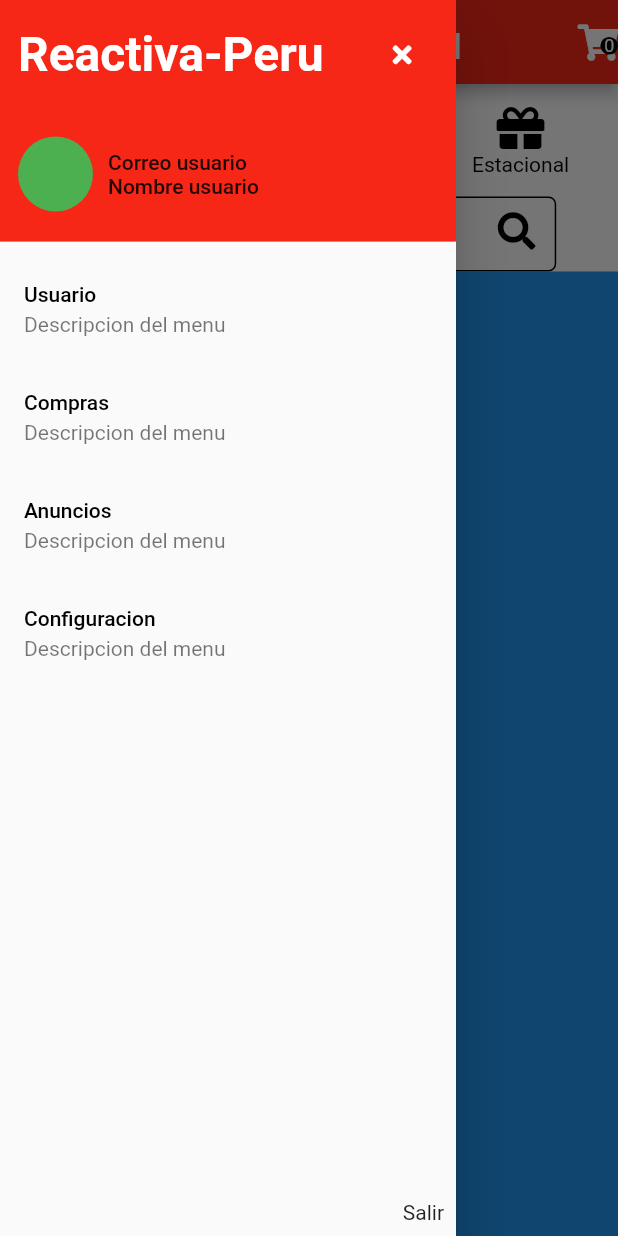
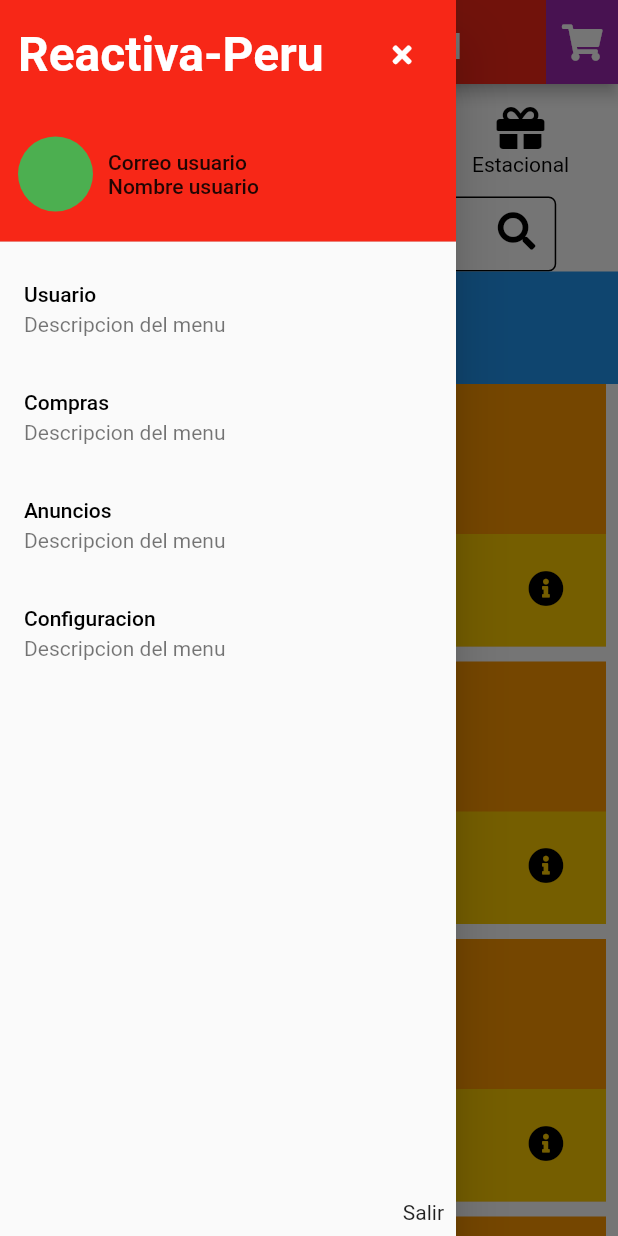
Before and after one commit to llsonyll/reactivaperu, a Flutter app: the Home screen opened directly, with the side drawer open, on a phone screen of 412 x 824 dp. Run offline on Flutter 3.47's test engine with Material 2 defaults, Android fonts, the phone set to English and light mode, and no system bars; our stand-ins replace flutter_bloc, font_awesome_flutter.

Commit message:
carrito(global state)> test_data > restaurantes(cubit>state) > tienda(cubit>state)

```diff
--- a/lib/UI/carrito_de_compras/carrito.dart
+++ b/lib/UI/carrito_de_compras/carrito.dart
@@ -1,18 +1,23 @@
 import 'package:flutter/material.dart';
-import 'package:flutter_bloc/flutter_bloc.dart';
 import 'package:font_awesome_flutter/font_awesome_flutter.dart';
-import 'package:reactiva/UI/carrito_de_compras/carrito_cubit.dart';
 
 class CarritoDeCompras extends StatelessWidget {
-  const CarritoDeCompras({Key key}) : super(key: key);
+  const CarritoDeCompras({
+    Key key,
+    @required this.itemsEnCarrito,
+  }) : super(key: key);
+
+  final int itemsEnCarrito;
 
   @override
   Widget build(BuildContext context) {
     double iconSize = 24;
-    return BlocProvider(
-      create: (_) => CarritoItemsCubit(),
-      child: InkWell(
+    return InkWell(
       onTap: () {},
+      child: Container(
+        width: iconSize * 2,
+        height: iconSize * 2,
+        color: Colors.purple,
         child: Center(
           child: Stack(
             children: [
@@ -21,7 +26,8 @@ class CarritoDeCompras extends StatelessWidget {
                 color: Colors.white,
                 size: iconSize,
               ),
-              Positioned(
+              itemsEnCarrito != 0
+                  ? Positioned(
                       right: 0,
                       bottom: 0,
                       child: Container(
@@ -30,17 +36,16 @@ class CarritoDeCompras extends StatelessWidget {
                           color: Colors.black,
                           shape: BoxShape.circle,
                         ),
-                  child: Builder(builder: (context) {
-                    return Text(
-                      context.read<CarritoItemsCubit>().currentState.toString(),
+                        child: Text(
+                          itemsEnCarrito.toString(),
                           style: TextStyle(
                             fontSize: iconSize / 2,
                             color: Colors.white,
                           ),
-                    );
-                  }),
                         ),
                       ),
+                    )
+                  : const FittedBox(),
             ],
           ),
         ),
--- a/lib/UI/carrito_de_compras/carrito_cubit.dart
+++ /dev/null
@@ -1,11 +0,0 @@
-import 'package:flutter_bloc/flutter_bloc.dart';
-
-class CarritoItemsCubit extends Cubit<int> {
-  CarritoItemsCubit() : super(0);
-
-  int get currentState => state;
-
-  void incrementar() {
-    emit(state + 1);
-  }
-}
--- a/lib/UI/categorias/restaurantes/restaurantes.dart
+++ b/lib/UI/categorias/restaurantes/restaurantes.dart
@@ -1,46 +1,44 @@
 import 'package:flutter/material.dart';
 import 'package:flutter_bloc/flutter_bloc.dart';
-import 'package:reactiva/UI/carrito_de_compras/carrito_cubit.dart';
-import 'package:reactiva/UI/tienda/tienda.dart';
-import 'package:reactiva/navigator_utils.dart';
+import 'package:reactiva/UI/categorias/restaurantes/restaurantes_cubit.dart';
+import 'package:reactiva/UI/widgets/itemRestauranteReactiva.dart';
+import 'package:reactiva/domain/models/tiendas/tienda.dart';
 
 class RestaurantesPage extends StatelessWidget {
   const RestaurantesPage({Key key}) : super(key: key);
 
   @override
   Widget build(BuildContext context) {
-    return Container(
-      decoration: BoxDecoration(
-        color: Colors.blue,
-      ),
-      child: Center(
+    return BlocProvider(
+      create: (context) => RestaurantesCubit()..init(),
       child: Column(
         children: [
-            Row(
-              mainAxisAlignment: MainAxisAlignment.center,
-              children: [
-                TextButton(
-                  onPressed: () {
-                    pushToPage(context, TiendaPage());
+          Container(
+            color: Colors.blue,
+            height: 75,
+            child: Center(
+              child: Text('SubCategorias'),
+            ),
+          ),
+          BlocBuilder<RestaurantesCubit, List<Tienda>>(
+            builder: (context, snapshot) {
+              return snapshot.isEmpty
+                  ? CircularProgressIndicator()
+                  : Expanded(
+                      child: ListView.builder(
+                        itemCount: snapshot.length,
+                        itemBuilder: (context, index) {
+                          final Tienda restaurante = snapshot[index];
+                          return ItemRestauranteReactiva(
+                            restaurante: restaurante,
+                          );
                         },
-                  child: Text('ir A Restaurante'),
                       ),
-                const SizedBox(width: 20),
-                Builder(
-                  builder: (context) {
-                    return TextButton(
-                      onPressed: () {
-                        context.read<CarritoItemsCubit>().incrementar();
-                      },
-                      child: Text('Quitar'),
                     );
             },
           ),
         ],
       ),
-          ],
-        ),
-      ),
     );
   }
 }
--- /dev/null
+++ b/lib/UI/categorias/restaurantes/restaurantes_cubit.dart
@@ -0,0 +1,15 @@
+import 'package:flutter_bloc/flutter_bloc.dart';
+import 'package:reactiva/domain/models/tiendas/tienda.dart';
+import 'package:reactiva/domain/test_data/test_data.dart';
+
+class RestaurantesCubit extends Cubit<List<Tienda>> {
+  RestaurantesCubit() : super([]);
+
+  void init() async {
+    await Future.delayed(const Duration(seconds: 2));
+    for (var tienda in tiendaRestaurantes) {
+      state.add(tienda);
+    }
+    emit(List<Tienda>.from(state));
+  }
+}
--- /dev/null
+++ b/lib/UI/home/carrito_cubit.dart
@@ -0,0 +1,10 @@
+import 'package:flutter_bloc/flutter_bloc.dart';
+import 'package:reactiva/domain/models/producto.dart';
+
+class CarritoItemsCubit extends Cubit<List<Producto>> {
+  CarritoItemsCubit() : super([]);
+
+  void addItemToCart() {}
+
+  void deleteItemFromCart() {}
+}
--- a/lib/UI/home/home.dart
+++ b/lib/UI/home/home.dart
@@ -1,7 +1,8 @@
 import 'package:flutter/material.dart';
 import 'package:flutter_bloc/flutter_bloc.dart';
 import 'package:font_awesome_flutter/font_awesome_flutter.dart';
-import 'package:reactiva/UI/carrito_de_compras/carrito_cubit.dart';
+import 'package:reactiva/UI/carrito_de_compras/carrito.dart';
+import 'package:reactiva/UI/home/carrito_cubit.dart';
 import 'package:reactiva/UI/categorias/anuncios/anuncios.dart';
 import 'package:reactiva/UI/categorias/categorias_cubit.dart';
 import 'package:reactiva/UI/categorias/comercios/comercios.dart';
@@ -12,18 +13,17 @@ import 'package:reactiva/UI/common/colors.dart';
 import 'package:reactiva/UI/widgets/buscador.dart';
 import 'package:reactiva/UI/widgets/logoReactiva.dart';
 import 'package:reactiva/UI/widgets/side_menu.dart';
-import 'package:reactiva/domain/models/categoria.dart';
+import 'package:reactiva/domain/models/tiendas/categoria.dart';
 
 class Home extends StatelessWidget {
   const Home({Key key}) : super(key: key);
 
   @override
   Widget build(BuildContext context) {
-    double iconSize = 24;
     return MultiBlocProvider(
       providers: [
-        BlocProvider(create: (_) => CategoriaCubit()),
-        BlocProvider(create: (_) => CarritoItemsCubit()),
+        BlocProvider(create: (context) => CategoriaCubit()),
+        BlocProvider(create: (context) => CarritoItemsCubit()),
       ],
       child: BlocBuilder<CategoriaCubit, int>(
         builder: (context, snapshot) {
@@ -32,47 +32,13 @@ class Home extends StatelessWidget {
               title: LogoReactiva(),
               centerTitle: true,
               actions: [
-                BlocConsumer<CarritoItemsCubit, int>(
-                    listener: (context, snapshot) => print(snapshot),
-                    builder: (context, snapshot) {
-                      return InkWell(
-                        onTap: () {},
-                        child: Center(
-                          child: Stack(
-                            children: [
-                              FaIcon(
-                                FontAwesomeIcons.shoppingCart,
-                                color: Colors.white,
-                                size: iconSize,
-                              ),
-                              Positioned(
-                                right: 0,
-                                bottom: 0,
-                                child: Container(
-                                  padding: const EdgeInsets.all(2.5),
-                                  decoration: BoxDecoration(
-                                    color: Colors.black,
-                                    shape: BoxShape.circle,
-                                  ),
-                                  child: Text(
-                                    snapshot.toString(),
-                                    style: TextStyle(
-                                      fontSize: iconSize / 2,
-                                      color: Colors.white,
-                                    ),
-                                  ),
-                                ),
-                              ),
-                            ],
-                          ),
-                        ),
-                      );
-                    }),
+                CarritoDeCompras(itemsEnCarrito: 0),
               ],
             ),
             drawer: ReactivaSideMenu(),
             body: Column(
               children: [
+                // Lista categorias
                 Container(
                   width: double.infinity,
                   height: 75,
--- /dev/null
+++ b/lib/UI/widgets/itemRestauranteReactiva.dart
@@ -0,0 +1,59 @@
+import 'package:flutter/material.dart';
+import 'package:font_awesome_flutter/font_awesome_flutter.dart';
+import 'package:reactiva/UI/tienda/tienda.dart';
+import 'package:reactiva/domain/models/tiendas/tienda.dart';
+import 'package:reactiva/navigator_utils.dart';
+
+class ItemRestauranteReactiva extends StatelessWidget {
+  const ItemRestauranteReactiva({
+    Key key,
+    @required this.restaurante,
+  }) : super(key: key);
+
+  final Tienda restaurante;
+
+  @override
+  Widget build(BuildContext context) {
+    return Padding(
+      padding: const EdgeInsets.only(bottom: 10.0, left: 8.0, right: 8.0),
+      child: InkWell(
+        onTap: () {
+          pushToPage(
+            context,
+            TiendaPage(tienda: restaurante),
+          );
+        },
+        child: Stack(
+          children: [
+            Container(
+              height: 175,
+              decoration: BoxDecoration(
+                color: Colors.orange,
+              ),
+            ),
+            Positioned(
+              left: 0,
+              right: 0,
+              bottom: 0,
+              child: Container(
+                height: 75,
+                color: Colors.yellowAccent.withOpacity(.5),
+                child: ListTile(
+                  title: Text(restaurante.nombre),
+                  subtitle: Text('Costo de envio'),
+                  trailing: IconButton(
+                    icon: FaIcon(
+                      FontAwesomeIcons.infoCircle,
+                      color: Colors.black,
+                    ),
+                    onPressed: () {},
+                  ),
+                ),
+              ),
+            ),
+          ],
+        ),
+      ),
+    );
+  }
+}
--- a/lib/UI/widgets/menu_categorias.dart
+++ b/lib/UI/widgets/menu_categorias.dart
@@ -3,7 +3,7 @@ import 'package:flutter_bloc/flutter_bloc.dart';
 import 'package:font_awesome_flutter/font_awesome_flutter.dart';
 import 'package:reactiva/UI/categorias/categorias_cubit.dart';
 import 'package:reactiva/UI/common/colors.dart';
-import 'package:reactiva/domain/models/categoria.dart';
+import 'package:reactiva/domain/models/tiendas/categoria.dart';
 
 class MenuCategorias extends StatelessWidget {
   const MenuCategorias({
--- a/lib/UI/widgets/side_menu.dart
+++ b/lib/UI/widgets/side_menu.dart
@@ -1,6 +1,6 @@
 import 'package:flutter/material.dart';
 import 'package:font_awesome_flutter/font_awesome_flutter.dart';
-import 'package:reactiva/domain/models/sub_menu.dart';
+import 'package:reactiva/domain/test_data/sub_menu.dart';
 
 import 'logoReactiva.dart';
 
--- a/lib/domain/models/categoria.dart
+++ /dev/null
@@ -1,42 +0,0 @@
-import 'package:flutter/material.dart';
-import 'package:font_awesome_flutter/font_awesome_flutter.dart';
-
-class Categoria {
-  const Categoria({
-    this.id,
-    this.nombre,
-    this.icon,
-  });
-
-  final int id;
-  final String nombre;
-  final IconData icon;
-}
-
-final List<Categoria> categorias = [
-  Categoria(
-    id: 0,
-    nombre: 'Restaurantes',
-    icon: FontAwesomeIcons.hamburger,
-  ),
-  Categoria(
-    id: 1,
-    nombre: 'Comercios',
-    icon: FontAwesomeIcons.building,
-  ),
-  Categoria(
-    id: 2,
-    nombre: 'Salud',
-    icon: FontAwesomeIcons.heartbeat,
-  ),
-  Categoria(
-    id: 3,
-    nombre: 'Anuncios',
-    icon: FontAwesomeIcons.bullhorn,
-  ),
-  Categoria(
-    id: 4,
-    nombre: 'Estacional',
-    icon: FontAwesomeIcons.gift,
-  ),
-];
--- /dev/null
+++ b/lib/domain/models/producto.dart
@@ -0,0 +1,17 @@
+class Producto {
+  const Producto({
+    this.idProducto,
+    this.idTienda,
+    this.nombre,
+    this.descripcion,
+    this.imagen,
+    this.precio,
+  });
+
+  final String idProducto;
+  final int idTienda;
+  final String nombre;
+  final String descripcion;
+  final String imagen;
+  final double precio;
+}
--- a/lib/domain/models/sub_menu.dart
+++ /dev/null
@@ -1,32 +0,0 @@
-import 'package:flutter/material.dart';
-
-class SubMenu {
-  const SubMenu({this.nombre, this.descripcion, this.route});
-
-  final String nombre;
-  final String descripcion;
-  final Widget route;
-}
-
-final List<SubMenu> subMenus = [
-  SubMenu(
-    nombre: 'Usuario',
-    descripcion: 'Descripcion del menu',
-    route: null,
-  ),
-  SubMenu(
-    nombre: 'Compras',
-    descripcion: 'Descripcion del menu',
-    route: null,
-  ),
-  SubMenu(
-    nombre: 'Anuncios',
-    descripcion: 'Descripcion del menu',
-    route: null,
-  ),
-  SubMenu(
-    nombre: 'Configuracion',
-    descripcion: 'Descripcion del menu',
-    route: null,
-  ),
-];
--- /dev/null
+++ b/lib/domain/models/tiendas/categoria.dart
@@ -0,0 +1,22 @@
+import 'package:flutter/material.dart';
+import 'package:font_awesome_flutter/font_awesome_flutter.dart';
+
+class Categoria {
+  const Categoria({
+    this.id,
+    this.nombre,
+    this.icon,
+  });
+
+  final int id;
+  final String nombre;
+  final IconData icon;
+}
+
+List<Categoria> categorias = [
+  Categoria(id: 0, nombre: 'Restaurantes', icon: FontAwesomeIcons.hamburger),
+  Categoria(id: 1, nombre: 'Comercios', icon: FontAwesomeIcons.building),
+  Categoria(id: 2, nombre: 'Salud', icon: FontAwesomeIcons.heartbeat),
+  Categoria(id: 3, nombre: 'Anuncios', icon: FontAwesomeIcons.bullhorn),
+  Categoria(id: 4, nombre: 'Estacional', icon: FontAwesomeIcons.gift),
+];
--- /dev/null
+++ b/lib/domain/models/tiendas/tienda.dart
@@ -0,0 +1,13 @@
+class Tienda {
+  const Tienda({
+    this.categoria,
+    this.idSubCategoria,
+    this.idTienda,
+    this.nombre,
+  });
+
+  final int idTienda;
+  final int categoria;
+  final String nombre;
+  final int idSubCategoria;
+}
--- /dev/null
+++ b/lib/domain/test_data/sub_menu.dart
@@ -0,0 +1,19 @@
+import 'package:flutter/material.dart';
+
+class SubMenu {
+  const SubMenu({this.nombre, this.descripcion, this.route});
+
+  final String nombre;
+  final String descripcion;
+  final Widget route;
+}
+
+final List<SubMenu> subMenus = [
+  SubMenu(nombre: 'Usuario', descripcion: 'Descripcion del menu', route: null),
+  SubMenu(nombre: 'Compras', descripcion: 'Descripcion del menu', route: null),
+  SubMenu(nombre: 'Anuncios', descripcion: 'Descripcion del menu', route: null),
+  SubMenu(
+      nombre: 'Configuracion',
+      descripcion: 'Descripcion del menu',
+      route: null),
+];
```
Also changed, not shown: lib/UI/tienda/tienda.dart (+28 -23 lines), lib/UI/tienda/tienda_cubit.dart (+16 -2 lines), lib/domain/models/tiendas/subCategorias.dart (added, +26 -0 lines), lib/domain/models/user.dart (+3 -11 lines), lib/domain/test_data/test_data.dart (added, +98 -0 lines). Lines whose indentation alone changed are shown as unchanged.
